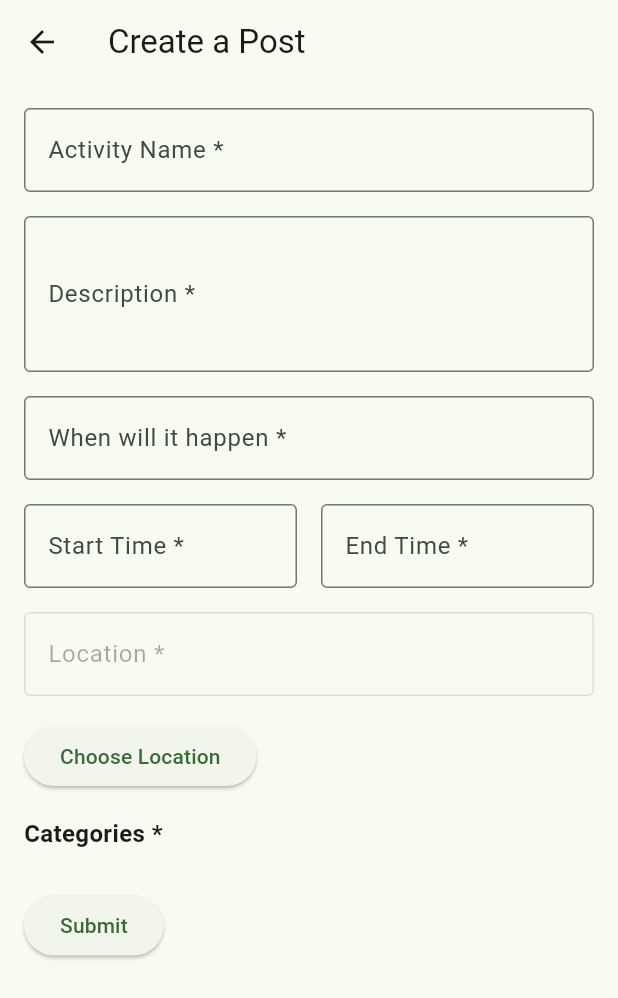
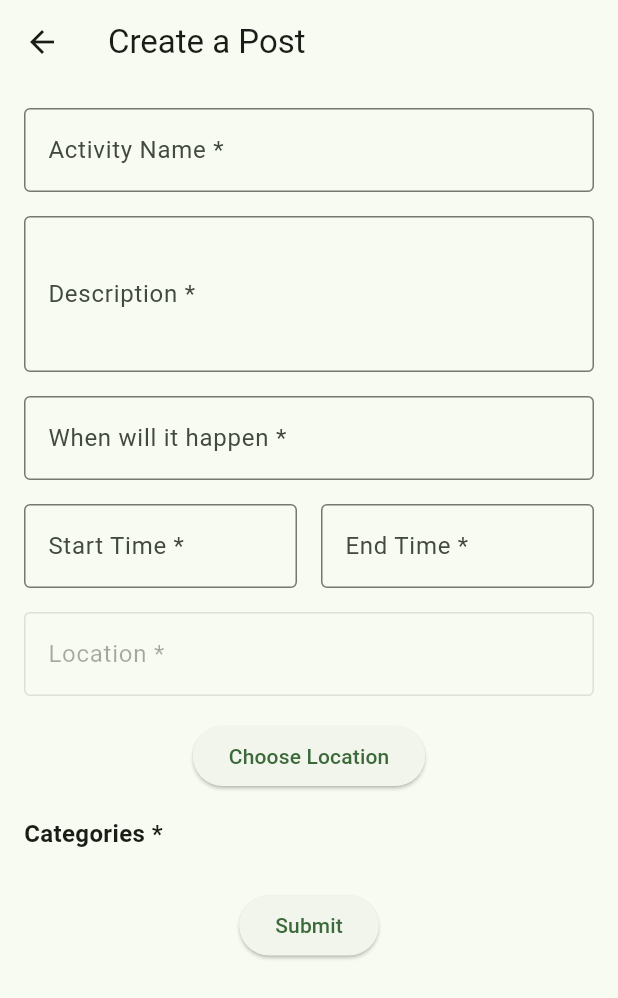
Before and after one commit to GoncaloMatias1/ES_Project2, a Flutter app: the CreatePostScreen screen opened directly, on a phone screen of 412 x 824 dp. Shown: the top 998 px of the screen. Run offline on Flutter 3.47's test engine with Material 3 defaults, Android fonts, the phone set to English and light mode, and no system bars; our stand-ins replace cloud_firestore, firebase_auth, firebase_core, geolocator, google_maps_flutter, shared_preferences; accounts and stored records are empty.

Commit message:
create a post update

```diff
--- a/es_application_1/lib/create_post/create_post.dart
+++ b/es_application_1/lib/create_post/create_post.dart
@@ -256,7 +256,8 @@ class _CreatePostScreenState extends State<CreatePostScreen> {
                 ),
               ),
               const SizedBox(height: 16.0),
-              ElevatedButton(
+              Center(
+                child: ElevatedButton(
                   onPressed: () async {
                     final selectedLocation = await Navigator.push(
                       context,
@@ -272,6 +273,7 @@ class _CreatePostScreenState extends State<CreatePostScreen> {
                   },
                   child: const Text('Choose Location'),
                 ),
+              ),
               const SizedBox(height: 16.0),
               const Text(
                 'Categories *',
@@ -283,9 +285,11 @@ class _CreatePostScreenState extends State<CreatePostScreen> {
                 children: _categories.map((category) => _buildCategoryChip(category)).toList(),
               ),
               const SizedBox(height: 16.0),
-              ElevatedButton(
+              Center(
+                child: ElevatedButton(
                   onPressed: _submitPost,
                   child: const Text('Submit'),
+                ),
               ),
             ],
           ),
--- a/es_application_1/lib/create_post/location_picker.dart
+++ b/es_application_1/lib/create_post/location_picker.dart
@@ -1,5 +1,3 @@
-// In location_picker.dart
-
 import 'package:flutter/material.dart';
 import 'package:google_maps_flutter/google_maps_flutter.dart';
 import 'package:geolocator/geolocator.dart';
@@ -67,7 +65,7 @@ class _LocationPickerState extends State<LocationPicker> {
   void _saveLocation() {
     if (widget.onLocationSelected != null && _markers.isNotEmpty) {
       widget.onLocationSelected!(_markers.first.position);
-      Navigator.pop(context); // Close the LocationPicker screen
+      Navigator.pop(context);
     }
   }
 
```
Lines whose indentation alone changed are shown as unchanged.
